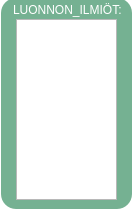
Above: Scripts/Element.ui from Plij/Oulutest before the change. Below: the same form after it.
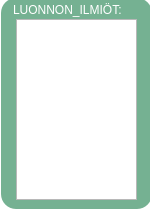
That is the form after the change.

```diff
--- a/Scripts/Element.ui
+++ b/Scripts/Element.ui
@@ -6,7 +6,7 @@
    <rect>
     <x>0</x>
     <y>0</y>
-    <width>132</width>
+    <width>150</width>
     <height>209</height>
    </rect>
   </property>
@@ -25,7 +25,7 @@
     <rect>
      <x>1</x>
      <y>-2</y>
-     <width>131</width>
+     <width>151</width>
      <height>211</height>
     </rect>
    </property>
@@ -53,7 +53,7 @@
      <rect>
       <x>15</x>
       <y>21</y>
-      <width>101</width>
+      <width>121</width>
       <height>181</height>
      </rect>
     </property>
```
